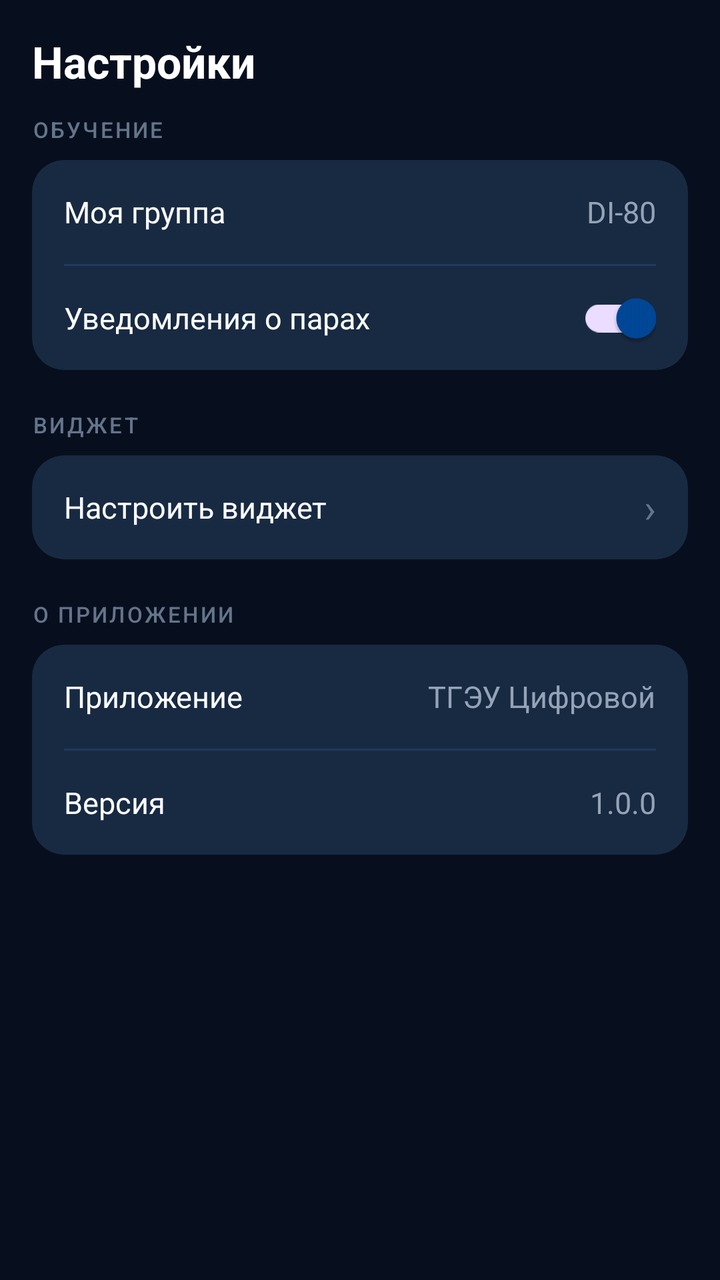
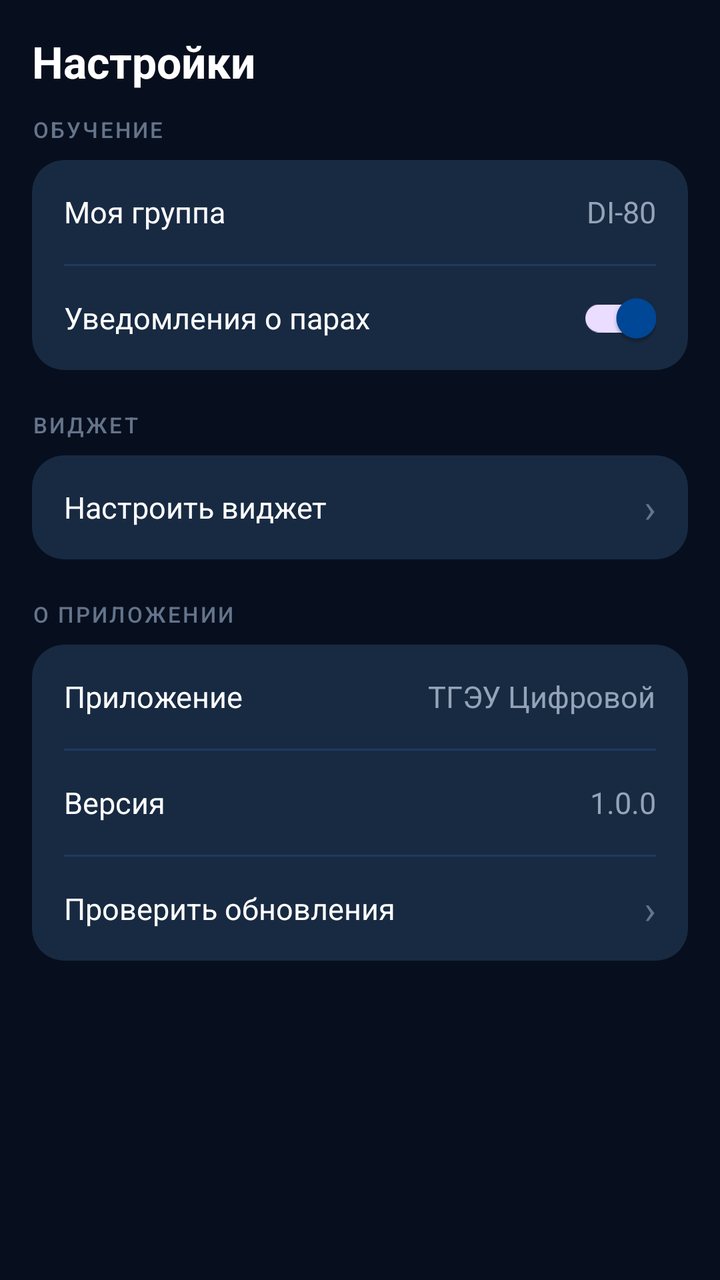

Screens rendered from an Android XML layout before and after an edit, with the pre-edit source and the edit as a unified diff.
<!-- AndroidManifest.xml: application theme Theme.RIATTDIU -->
<!-- res/layout/fragment_settings.xml -->
<?xml version="1.0" encoding="utf-8"?>
<androidx.core.widget.NestedScrollView
    xmlns:android="http://schemas.android.com/apk/res/android"
    android:layout_width="match_parent"
    android:layout_height="match_parent"
    android:background="@color/bg_dark">

    <LinearLayout
        android:layout_width="match_parent"
        android:layout_height="wrap_content"
        android:orientation="vertical"
        android:paddingBottom="16dp">

        <LinearLayout
            android:layout_width="match_parent"
            android:layout_height="wrap_content"
            android:orientation="vertical"
            android:paddingHorizontal="16dp"
            android:paddingTop="16dp"
            android:paddingBottom="12dp">

            <TextView
                android:layout_width="wrap_content"
                android:layout_height="wrap_content"
                android:text="Настройки"
                android:textColor="@color/text_primary"
                android:textSize="22sp"
                android:textStyle="bold" />

        </LinearLayout>

        <TextView
            android:layout_width="wrap_content"
            android:layout_height="wrap_content"
            android:text="ОБУЧЕНИЕ"
            android:textColor="@color/text_muted"
            android:textSize="11sp"
            android:letterSpacing="0.1"
            android:textAllCaps="true"
            android:fontFamily="sans-serif-medium"
            android:paddingHorizontal="16dp"
            android:layout_marginBottom="8dp" />

        <androidx.cardview.widget.CardView
            xmlns:app="http://schemas.android.com/apk/res-auto"
            android:layout_width="match_parent"
            android:layout_height="wrap_content"
            android:layout_marginHorizontal="16dp"
            android:layout_marginBottom="20dp"
            app:cardBackgroundColor="@color/surface_card"
            app:cardCornerRadius="16dp"
            app:cardElevation="0dp"
            app:strokeColor="@color/border_dark"
            app:strokeWidth="1dp">

            <LinearLayout
                android:layout_width="match_parent"
                android:layout_height="wrap_content"
                android:orientation="vertical">

                <LinearLayout
                    android:id="@+id/rowGroup"
                    android:layout_width="match_parent"
                    android:layout_height="52dp"
                    android:orientation="horizontal"
                    android:gravity="center_vertical"
                    android:paddingHorizontal="16dp">

                    <TextView
                        android:layout_width="0dp"
                        android:layout_height="wrap_content"
                        android:layout_weight="1"
                        android:text="Моя группа"
                        android:textColor="@color/text_primary"
                        android:textSize="15sp" />

                    <TextView
                        android:id="@+id/tvSelectedGroup"
                        android:layout_width="wrap_content"
                        android:layout_height="wrap_content"
                        android:text="DI-80"
                        android:textColor="@color/text_secondary"
                        android:textSize="15sp" />

                </LinearLayout>

                <View
                    android:layout_width="match_parent"
                    android:layout_height="1dp"
                    android:background="@color/divider"
                    android:layout_marginHorizontal="16dp" />

                <LinearLayout
                    android:id="@+id/rowNotifications"
                    android:layout_width="match_parent"
                    android:layout_height="52dp"
                    android:orientation="horizontal"
                    android:gravity="center_vertical"
                    android:paddingHorizontal="16dp">

                    <TextView
                        android:layout_width="0dp"
                        android:layout_height="wrap_content"
                        android:layout_weight="1"
                        android:text="Уведомления о парах"
                        android:textColor="@color/text_primary"
                        android:textSize="15sp" />

                    <androidx.appcompat.widget.SwitchCompat
                        android:id="@+id/switchNotifications"
                        android:layout_width="wrap_content"
                        android:layout_height="wrap_content"
                        android:checked="true" />

                </LinearLayout>

            </LinearLayout>

        </androidx.cardview.widget.CardView>

        <TextView
            android:layout_width="wrap_content"
            android:layout_height="wrap_content"
            android:text="ВИДЖЕТ"
            android:textColor="@color/text_muted"
            android:textSize="11sp"
            android:letterSpacing="0.1"
            android:textAllCaps="true"
            android:fontFamily="sans-serif-medium"
            android:paddingHorizontal="16dp"
            android:layout_marginBottom="8dp" />

        <androidx.cardview.widget.CardView
            xmlns:app="http://schemas.android.com/apk/res-auto"
            android:layout_width="match_parent"
            android:layout_height="wrap_content"
            android:layout_marginHorizontal="16dp"
            android:layout_marginBottom="20dp"
            app:cardBackgroundColor="@color/surface_card"
            app:cardCornerRadius="16dp"
            app:cardElevation="0dp"
            app:strokeColor="@color/border_dark"
            app:strokeWidth="1dp">

            <LinearLayout
                android:id="@+id/rowWidgetConfig"
                android:layout_width="match_parent"
                android:layout_height="52dp"
                android:orientation="horizontal"
                android:gravity="center_vertical"
                android:paddingHorizontal="16dp">

                <TextView
                    android:layout_width="0dp"
                    android:layout_height="wrap_content"
                    android:layout_weight="1"
                    android:text="Настроить виджет"
                    android:textColor="@color/text_primary"
                    android:textSize="15sp" />

                <TextView
                    android:layout_width="wrap_content"
                    android:layout_height="wrap_content"
                    android:text="›"
                    android:textColor="@color/text_muted"
                    android:textSize="20sp" />

            </LinearLayout>

        </androidx.cardview.widget.CardView>

        <TextView
            android:layout_width="wrap_content"
            android:layout_height="wrap_content"
            android:text="О ПРИЛОЖЕНИИ"
            android:textColor="@color/text_muted"
            android:textSize="11sp"
            android:letterSpacing="0.1"
            android:textAllCaps="true"
            android:fontFamily="sans-serif-medium"
            android:paddingHorizontal="16dp"
            android:layout_marginBottom="8dp" />

        <androidx.cardview.widget.CardView
            xmlns:app="http://schemas.android.com/apk/res-auto"
            android:layout_width="match_parent"
            android:layout_height="wrap_content"
            android:layout_marginHorizontal="16dp"
            app:cardBackgroundColor="@color/surface_card"
            app:cardCornerRadius="16dp"
            app:cardElevation="0dp"
            app:strokeColor="@color/border_dark"
            app:strokeWidth="1dp">

            <LinearLayout
                android:layout_width="match_parent"
                android:layout_height="wrap_content"
                android:orientation="vertical">

                <LinearLayout
                    android:layout_width="match_parent"
                    android:layout_height="52dp"
                    android:orientation="horizontal"
                    android:gravity="center_vertical"
                    android:paddingHorizontal="16dp">

                    <TextView
                        android:layout_width="0dp"
                        android:layout_height="wrap_content"
                        android:layout_weight="1"
                        android:text="Приложение"
                        android:textColor="@color/text_primary"
                        android:textSize="15sp" />

                    <TextView
                        android:layout_width="wrap_content"
                        android:layout_height="wrap_content"
                        android:text="ТГЭУ Цифровой"
                        android:textColor="@color/text_secondary"
                        android:textSize="15sp" />

                </LinearLayout>

                <View
                    android:layout_width="match_parent"
                    android:layout_height="1dp"
                    android:background="@color/divider"
                    android:layout_marginHorizontal="16dp" />

                <LinearLayout
                    android:layout_width="match_parent"
                    android:layout_height="52dp"
                    android:orientation="horizontal"
                    android:gravity="center_vertical"
                    android:paddingHorizontal="16dp">

                    <TextView
                        android:layout_width="0dp"
                        android:layout_height="wrap_content"
                        android:layout_weight="1"
                        android:text="Версия"
                        android:textColor="@color/text_primary"
                        android:textSize="15sp" />

                    <TextView
                        android:layout_width="wrap_content"
                        android:layout_height="wrap_content"
                        android:text="1.0.0"
                        android:textColor="@color/text_secondary"
                        android:textSize="15sp" />

                </LinearLayout>

            </LinearLayout>

        </androidx.cardview.widget.CardView>

    </LinearLayout>

</androidx.core.widget.NestedScrollView>
<!-- resources referenced by this layout -->
<resources>
  <color name="bg_dark">#070f1e</color>
  <color name="border_dark">#1e3a5f</color>
  <color name="divider">#1e3a5f</color>
  <color name="surface_card">#182a42</color>
  <color name="text_muted">#64748b</color>
  <color name="text_primary">#FFFFFF</color>
  <color name="text_secondary">#94a3b8</color>
  <style name="Theme.RIATTDIU" parent="Theme.Material3.DayNight.NoActionBar">
          <item name="colorPrimary">@color/primary</item>
          <item name="colorPrimaryVariant">@color/primary_dark</item>
          <item name="colorSecondary">@color/accent</item>
          <item name="colorSecondaryVariant">@color/accent_dark</item>
          <item name="colorSurface">@color/surface_dark</item>
          <item name="android:colorBackground">@color/bg_dark</item>
          <item name="colorError">#EF4444</item>
          <item name="android:windowBackground">@color/bg_dark</item>
          <item name="android:statusBarColor">@color/bg_dark</item>
          <item name="android:navigationBarColor">@color/surface_dark</item>
          <item name="android:windowLightStatusBar">false</item>
          <item name="android:fontFamily">sans-serif</item>
          <item name="bottomNavigationStyle">@style/BottomNavStyle</item>
      </style>
  <color name="primary">#004899</color>
  <color name="primary_dark">#002b5c</color>
  <color name="accent">#00e1d9</color>
  <color name="accent_dark">#00b8b2</color>
  <color name="surface_dark">#101d35</color>
  <style name="BottomNavStyle" parent="Widget.Material3.BottomNavigationView">
          <item name="android:background">@color/surface_dark</item>
          <item name="itemIconTint">@color/bottom_nav_icon_color</item>
          <item name="itemTextColor">@color/bottom_nav_icon_color</item>
          <item name="itemActiveIndicatorStyle">@style/BottomNavIndicator</item>
      </style>
  <style name="BottomNavIndicator" parent="Widget.Material3.BottomNavigationView.ActiveIndicator">
          <item name="android:color">#1a004899</item>
          <item name="shapeAppearance">@style/ShapeAppearance.Pill</item>
      </style>
  <style name="ShapeAppearance.Pill" parent="">
          <item name="cornerFamily">rounded</item>
          <item name="cornerSize">50%</item>
      </style>
</resources>

<!-- the commit's change to res/layout/fragment_settings.xml (unified diff, before → after) -->
@@ -251,6 +251,40 @@
 
                 </LinearLayout>
 
+                <View
+                    android:layout_width="match_parent"
+                    android:layout_height="1dp"
+                    android:background="@color/divider"
+                    android:layout_marginHorizontal="16dp" />
+
+                <LinearLayout
+                    android:id="@+id/rowCheckUpdates"
+                    android:layout_width="match_parent"
+                    android:layout_height="52dp"
+                    android:orientation="horizontal"
+                    android:gravity="center_vertical"
+                    android:background="?attr/selectableItemBackground"
+                    android:clickable="true"
+                    android:focusable="true"
+                    android:paddingHorizontal="16dp">
+
+                    <TextView
+                        android:layout_width="0dp"
+                        android:layout_height="wrap_content"
+                        android:layout_weight="1"
+                        android:text="Проверить обновления"
+                        android:textColor="@color/text_primary"
+                        android:textSize="15sp" />
+
+                    <TextView
+                        android:layout_width="wrap_content"
+                        android:layout_height="wrap_content"
+                        android:text="›"
+                        android:textColor="@color/text_muted"
+                        android:textSize="20sp" />
+
+                </LinearLayout>
+
             </LinearLayout>
 
         </androidx.cardview.widget.CardView>
